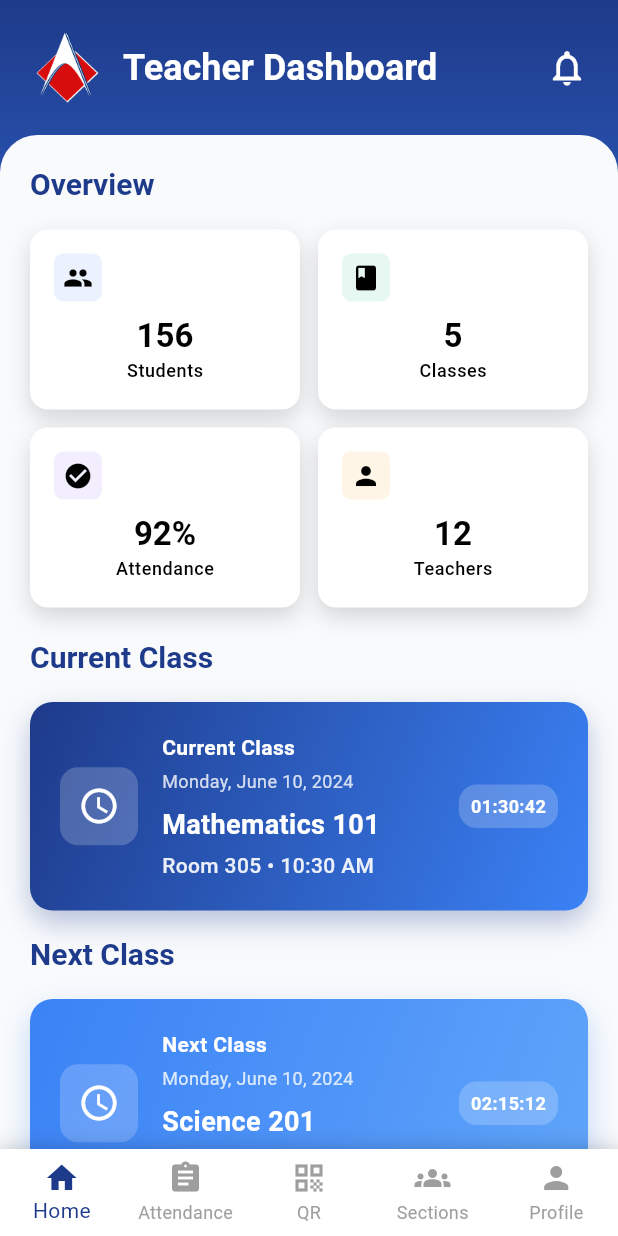
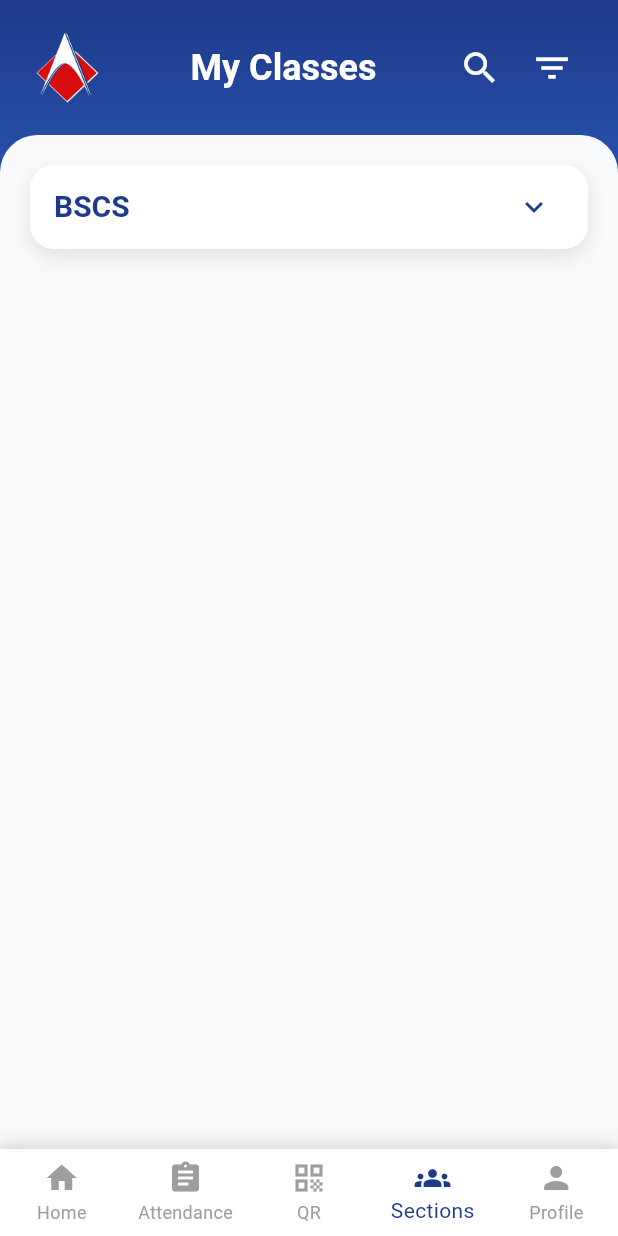
Before and after one commit to Davefgh/Attendance_Monitoring_Mobile, a Flutter app: the DashboardScreen screen opened directly, item 4 of the bottom bar chosen, on a phone screen of 412 x 824 dp. Run offline on Flutter 3.47's test engine with Material 3 defaults, Android fonts, the phone set to English and light mode, and no system bars.

Commit message:
feat: implemenet section class

```diff
--- a/lib/screens/attendance_screen.dart
+++ b/lib/screens/attendance_screen.dart
@@ -2,6 +2,7 @@ import 'package:flutter/material.dart';
 import 'dashboard_screen.dart';
 import 'profile_screen.dart';
 import 'qr_screen.dart';
+import 'sections_screen.dart';
 
 class AttendanceScreen extends StatefulWidget {
   const AttendanceScreen({super.key});
@@ -217,6 +218,8 @@ class _AttendanceScreenState extends State<AttendanceScreen> {
               Navigator.of(context).pushReplacement(MaterialPageRoute(builder: (context) => const DashboardScreen()));
             } else if (index == 2) {
               Navigator.of(context).push(MaterialPageRoute(builder: (context) => const QrScreen()));
+            } else if (index == 3) {
+              Navigator.of(context).push(MaterialPageRoute(builder: (context) => const SectionsScreen()));
             } else if (index == 4) {
               Navigator.of(context).push(MaterialPageRoute(builder: (context) => const ProfileScreen()));
             }
--- a/lib/screens/profile_screen.dart
+++ b/lib/screens/profile_screen.dart
@@ -2,6 +2,7 @@ import 'package:flutter/material.dart';
 import 'attendance_screen.dart';
 import 'dashboard_screen.dart';
 import 'qr_screen.dart';
+import 'sections_screen.dart';
 
 class ProfileScreen extends StatefulWidget {
   const ProfileScreen({super.key});
@@ -282,6 +283,8 @@ class _ProfileScreenState extends State<ProfileScreen> {
               Navigator.of(context).push(MaterialPageRoute(builder: (context) => const AttendanceScreen()));
             } else if (index == 2) {
               Navigator.of(context).push(MaterialPageRoute(builder: (context) => const QrScreen()));
+            } else if (index == 3) {
+              Navigator.of(context).push(MaterialPageRoute(builder: (context) => const SectionsScreen()));
             }
           },
           items: const [
--- /dev/null
+++ b/lib/screens/sections_screen.dart
@@ -0,0 +1,277 @@
+import 'package:flutter/material.dart';
+import 'dashboard_screen.dart';
+import 'attendance_screen.dart';
+import 'qr_screen.dart';
+import 'profile_screen.dart';
+import 'students_screen.dart';
+
+class SectionsScreen extends StatefulWidget {
+  const SectionsScreen({super.key});
+
+  @override
+  State<SectionsScreen> createState() => _SectionsScreenState();
+}
+
+class _SectionsScreenState extends State<SectionsScreen> {
+  bool _isBSCSExpanded = false;
+
+  // Sample subjects for BSCS
+  final List<Map<String, dynamic>> _bscsSubjects = [
+    {
+      'name': 'Computing Fundamentals',
+      'code': 'CS11A',
+      'icon': Icons.computer,
+      'color': Colors.red,
+    },
+    {
+      'name': 'Computer Programming',
+      'code': 'CS11A',
+      'icon': Icons.code,
+      'color': Colors.blue,
+    },
+    {
+      'name': 'Understanding the Self',
+      'code': 'CS11A',
+      'icon': Icons.psychology,
+      'color': Colors.green,
+    },
+    {
+      'name': 'Mathematics',
+      'code': 'CS11A',
+      'icon': Icons.calculate,
+      'color': Colors.orange,
+    },
+    {
+      'name': 'Data Structures',
+      'code': 'CS11A',
+      'icon': Icons.storage,
+      'color': Colors.purple,
+    },
+  ];
+
+  @override
+  Widget build(BuildContext context) {
+    return Scaffold(
+      backgroundColor: const Color(0xFFF8FAFC),
+      body: Container(
+        decoration: const BoxDecoration(
+          gradient: LinearGradient(
+            begin: Alignment.topCenter,
+            end: Alignment.bottomCenter,
+            colors: [
+              Color(0xFF1E3A8A), // Deep blue
+              Color(0xFF3B82F6), // Blue
+              Color(0xFF60A5FA), // Light blue
+            ],
+          ),
+        ),
+        child: SafeArea(
+          child: Column(
+            children: [
+              // Header
+              Padding(
+                padding: const EdgeInsets.all(20),
+                child: Row(
+                  children: [
+                    // Logo
+                    Image.asset(
+                      'images/aclc logo.png',
+                      width: 50,
+                      height: 50,
+                      fit: BoxFit.contain,
+                    ),
+                    const SizedBox(width: 12),
+                    Expanded(
+                      child: Text(
+                        'My Classes',
+                        style: Theme.of(context).textTheme.headlineMedium?.copyWith(
+                              color: Colors.white,
+                              fontWeight: FontWeight.bold,
+                              fontSize: 24,
+                            ),
+                        textAlign: TextAlign.center,
+                      ),
+                    ),
+                    Row(
+                      children: [
+                        IconButton(
+                          icon: const Icon(Icons.search, color: Colors.white, size: 28),
+                          onPressed: () {
+                            // Handle search
+                          },
+                        ),
+                        IconButton(
+                          icon: const Icon(Icons.filter_list, color: Colors.white, size: 28),
+                          onPressed: () {
+                            // Handle filter
+                          },
+                        ),
+                      ],
+                    ),
+                  ],
+                ),
+              ),
+
+              // Main content
+              Expanded(
+                child: Container(
+                  decoration: const BoxDecoration(
+                    color: Color(0xFFF8FAFC),
+                    borderRadius: BorderRadius.only(
+                      topLeft: Radius.circular(25),
+                      topRight: Radius.circular(25),
+                    ),
+                  ),
+                  child: SingleChildScrollView(
+                    padding: const EdgeInsets.all(20),
+                    child: Column(
+                      crossAxisAlignment: CrossAxisAlignment.stretch,
+                      children: [
+                        // BSCS Section Card
+                        Container(
+                          decoration: BoxDecoration(
+                            color: Colors.white,
+                            borderRadius: BorderRadius.circular(16),
+                            boxShadow: [
+                              BoxShadow(
+                                color: Colors.black.withOpacity(0.1),
+                                blurRadius: 10,
+                                offset: const Offset(0, 5),
+                              ),
+                            ],
+                          ),
+                          child: Column(
+                            children: [
+                              // Section Header
+                              ListTile(
+                                title: Text(
+                                  'BSCS',
+                                  style: Theme.of(context).textTheme.headlineSmall?.copyWith(
+                                        fontWeight: FontWeight.bold,
+                                        color: const Color(0xFF1E3A8A),
+                                        fontSize: 20,
+                                      ),
+                                ),
+                                trailing: Icon(
+                                  _isBSCSExpanded ? Icons.expand_less : Icons.expand_more,
+                                  color: const Color(0xFF1E3A8A),
+                                ),
+                                onTap: () {
+                                  setState(() {
+                                    _isBSCSExpanded = !_isBSCSExpanded;
+                                  });
+                                },
+                              ),
+
+                              // Subjects List (Expandable)
+                              if (_isBSCSExpanded) ...[
+                                const Divider(height: 1),
+                                ..._bscsSubjects.map((subject) => _buildSubjectCard(subject)),
+                              ],
+                            ],
+                          ),
+                        ),
+                      ],
+                    ),
+                  ),
+                ),
+              ),
+            ],
+          ),
+        ),
+      ),
+      bottomNavigationBar: Container(
+        decoration: BoxDecoration(
+          color: Colors.white,
+          boxShadow: [
+            BoxShadow(
+              color: Colors.black.withOpacity(0.1),
+              blurRadius: 10,
+              offset: const Offset(0, -5),
+            ),
+          ],
+        ),
+        child: BottomNavigationBar(
+          backgroundColor: Colors.white,
+          selectedItemColor: const Color(0xFF1E3A8A),
+          unselectedItemColor: Colors.grey,
+          type: BottomNavigationBarType.fixed,
+          currentIndex: 3, // Sections tab selected
+          onTap: (index) {
+            if (index == 0) {
+              Navigator.of(context).pushReplacement(MaterialPageRoute(builder: (context) => const DashboardScreen()));
+            } else if (index == 1) {
+              Navigator.of(context).push(MaterialPageRoute(builder: (context) => const AttendanceScreen()));
+            } else if (index == 2) {
+              Navigator.of(context).push(MaterialPageRoute(builder: (context) => const QrScreen()));
+            } else if (index == 4) {
+              Navigator.of(context).push(MaterialPageRoute(builder: (context) => const ProfileScreen()));
+            }
+          },
+          items: const [
+            BottomNavigationBarItem(icon: Icon(Icons.home), label: 'Home'),
+            BottomNavigationBarItem(icon: Icon(Icons.assignment), label: 'Attendance'),
+            BottomNavigationBarItem(icon: Icon(Icons.qr_code), label: 'QR'),
+            BottomNavigationBarItem(icon: Icon(Icons.groups), label: 'Sections'),
+            BottomNavigationBarItem(icon: Icon(Icons.person), label: 'Profile'),
+          ],
+        ),
+      ),
+    );
+  }
+
+  Widget _buildSubjectCard(Map<String, dynamic> subject) {
+    return Container(
+      margin: const EdgeInsets.symmetric(horizontal: 16, vertical: 4),
+      decoration: BoxDecoration(
+        color: const Color(0xFFF8FAFC),
+        borderRadius: BorderRadius.circular(12),
+        border: Border.all(color: const Color(0xFFE2E8F0)),
+      ),
+      child: ListTile(
+        leading: Container(
+          width: 40,
+          height: 40,
+          decoration: BoxDecoration(
+            color: subject['color'].withOpacity(0.1),
+            borderRadius: BorderRadius.circular(10),
+          ),
+          child: Icon(
+            subject['icon'],
+            color: subject['color'],
+            size: 20,
+          ),
+        ),
+        title: Text(
+          subject['name'],
+          style: const TextStyle(
+            fontWeight: FontWeight.w600,
+            color: Color(0xFF1E3A8A),
+          ),
+        ),
+        subtitle: Text(
+          subject['code'],
+          style: TextStyle(
+            color: Colors.grey[600],
+            fontSize: 12,
+          ),
+        ),
+        trailing: const Icon(
+          Icons.chevron_right,
+          color: Color(0xFF1E3A8A),
+        ),
+        onTap: () {
+          // Navigate to students screen
+          Navigator.of(context).push(
+            MaterialPageRoute(
+              builder: (context) => StudentsScreen(
+                subjectName: subject['name'],
+                subjectCode: subject['code'],
+              ),
+            ),
+          );
+        },
+      ),
+    );
+  }
+}
```
Also changed, not shown: lib/screens/dashboard_screen.dart (+7 -0 lines), lib/screens/qr_screen.dart (+12 -3 lines), lib/screens/students_screen.dart (added, +397 -0 lines).
